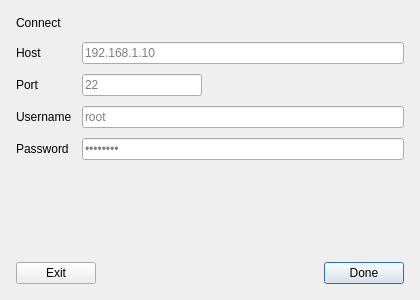
The window that new-client/resc/ui/login.ui (z3vxo/Abyss) describes before a commit, drawn with Qt 5.
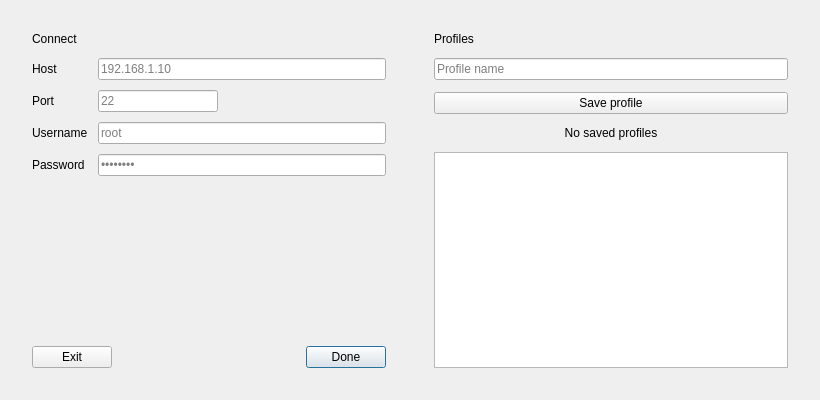
The same window after the commit.

```diff
--- a/new-client/resc/ui/login.ui
+++ b/new-client/resc/ui/login.ui
@@ -6,14 +6,22 @@
    <rect>
     <x>0</x>
     <y>0</y>
-    <width>420</width>
-    <height>300</height>
+    <width>820</width>
+    <height>400</height>
    </rect>
   </property>
   <property name="windowTitle">
    <string>Connect</string>
   </property>
-  <layout class="QVBoxLayout" name="loginLayout">
+  <layout class="QHBoxLayout" name="dialogLayout">
+   <property name="spacing"><number>16</number></property>
+   <property name="leftMargin"><number>16</number></property>
+   <property name="topMargin"><number>16</number></property>
+   <property name="rightMargin"><number>16</number></property>
+   <property name="bottomMargin"><number>16</number></property>
+   <item>
+    <widget class="QWidget" name="loginContent">
+     <layout class="QVBoxLayout" name="loginLayout">
    <property name="spacing">
     <number>12</number>
    </property>
@@ -166,6 +174,26 @@
       </widget>
      </item>
     </layout>
+   </item>
+     </layout>
+    </widget>
+   </item>
+   <item>
+    <widget class="QFrame" name="profilesPanel">
+     <property name="minimumSize"><size><width>300</width><height>0</height></size></property>
+     <layout class="QVBoxLayout" name="profilesLayout">
+      <property name="spacing"><number>12</number></property>
+      <property name="leftMargin"><number>16</number></property>
+      <property name="topMargin"><number>16</number></property>
+      <property name="rightMargin"><number>16</number></property>
+      <property name="bottomMargin"><number>16</number></property>
+      <item><widget class="QLabel" name="profilesTitle"><property name="text"><string>Profiles</string></property></widget></item>
+      <item><widget class="QLineEdit" name="profileNameEdit"><property name="placeholderText"><string>Profile name</string></property></widget></item>
+      <item><widget class="QPushButton" name="saveProfileButton"><property name="text"><string>Save profile</string></property><property name="autoDefault"><bool>false</bool></property></widget></item>
+      <item><widget class="QLabel" name="profilesEmpty"><property name="text"><string>No saved profiles</string></property><property name="alignment"><set>Qt::AlignmentFlag::AlignCenter</set></property><property name="wordWrap"><bool>true</bool></property></widget></item>
+      <item><widget class="QListWidget" name="profilesList"><property name="selectionMode"><enum>QAbstractItemView::SelectionMode::SingleSelection</enum></property></widget></item>
+     </layout>
+    </widget>
    </item>
   </layout>
  </widget>
```
